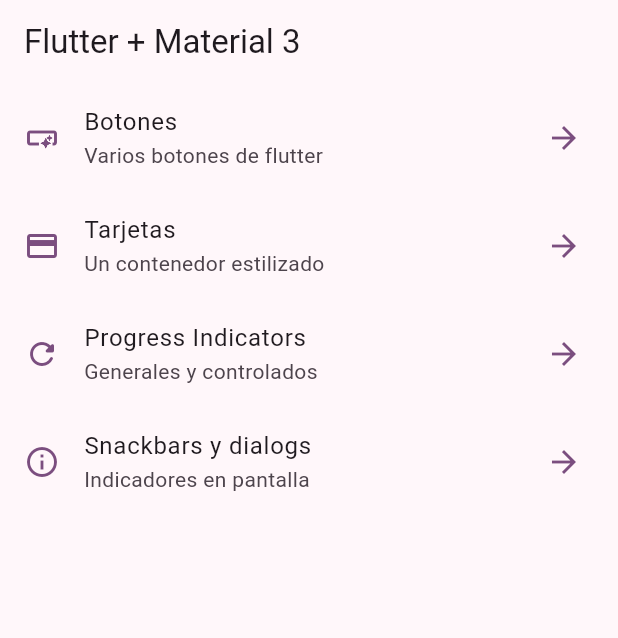
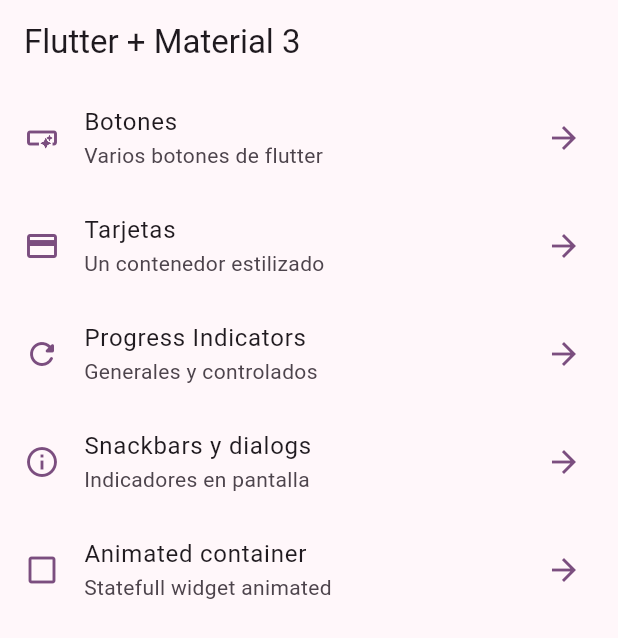
Before and after one commit to davidruc/widgets_app, a Flutter app: the screen it shows after launch, on a phone screen of 412 x 824 dp. Shown: the top 638 px of the screen. Run offline on Flutter 3.47's test engine with Material 3 defaults, Android fonts, the phone set to English and light mode, and no system bars; our stand-ins replace go_router.

Commit message:
feat: :lipstick: animated random containers :D

```diff
--- a/lib/config/menu-items/menu_items.dart
+++ b/lib/config/menu-items/menu_items.dart
@@ -43,4 +43,10 @@ const appMenuItems = <MenuItem>[
       url: "/snackbars",
       icon: Icons.info_outline
     ),
+     MenuItem(
+      title: "Animated container",
+      subTitle: "Statefull widget animated",
+      url: "/animated",
+      icon: Icons.check_box_outline_blank_outlined
+    ),
 ];
--- a/lib/config/router/app_router.dart
+++ b/lib/config/router/app_router.dart
@@ -30,6 +30,11 @@ final router = GoRouter(
       path: '/snackbars',
       name: SnackbarScreen.name,
       builder: (context, state) => const SnackbarScreen(),
+    ),
+     GoRoute(
+      path: '/animated',
+      name: AnimatedScreen.name,
+      builder: (context, state) => const AnimatedScreen(),
     )
   ],
 );
```
Also changed, not shown: lib/presentation/screens/animated/animated_screen.dart (+57 -2 lines).
